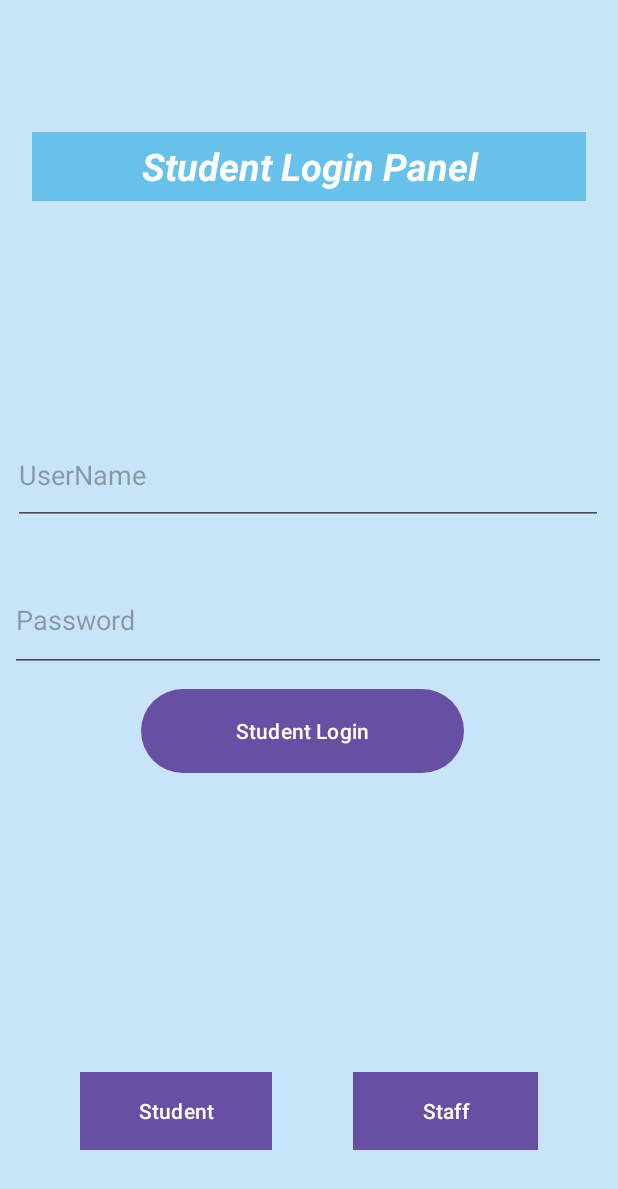
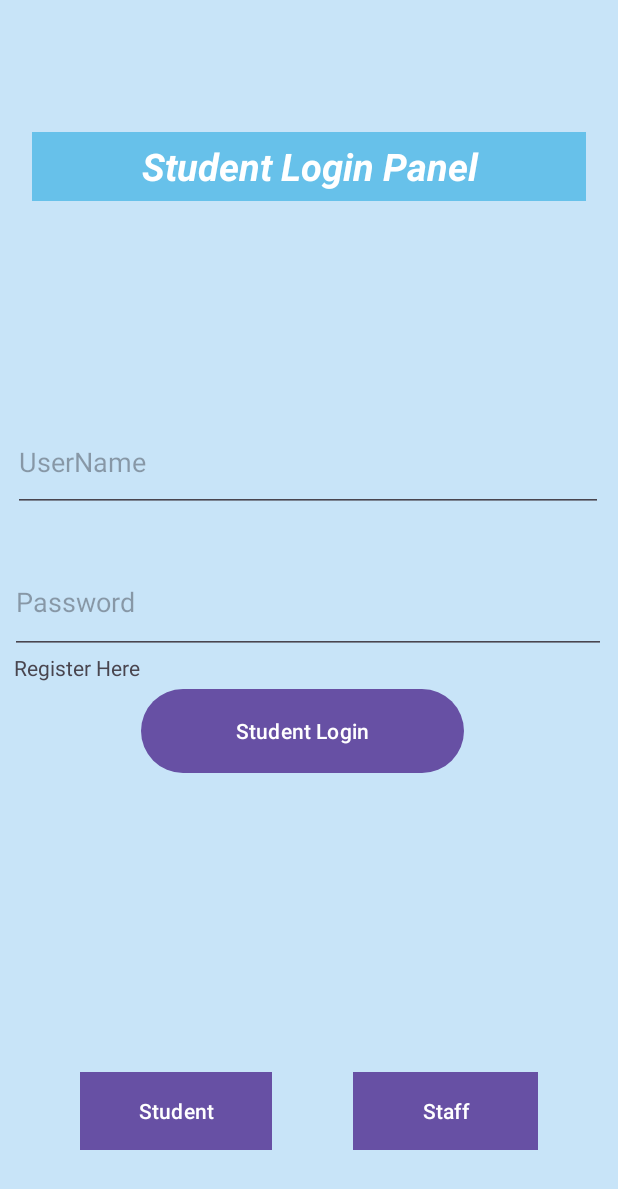
Before and after one commit to Gopi2312/AndroidFragments, an Android app: the screen it shows after launch (MainActivity), after a tap on "Student", on a phone screen of 412 x 824 dp. Shown: the top 1189 px of the screen. Run offline under Robolectric (Android 15) with nearby library versions, the phone set to English and light mode, and no system bars.

Commit message:
24-10-2023

```diff
--- a/app/src/main/java/com/example/myapplication/FirstFragment.kt
+++ b/app/src/main/java/com/example/myapplication/FirstFragment.kt
@@ -6,12 +6,11 @@ import android.view.LayoutInflater
 import android.view.View
 import android.view.ViewGroup
 import androidx.fragment.app.Fragment
-import androidx.fragment.app.viewModels
-import androidx.lifecycle.ViewModel
+import androidx.fragment.app.activityViewModels
 import com.example.myapplication.databinding.FragmentFirstBinding
 
 class FirstFragment : Fragment() {
-    private val viewModel : LoginViewModel by viewModels()
+    private val viewModel : LoginViewModel by activityViewModels()
     private var _binding: FragmentFirstBinding? = null
 
     private val binding get() = _binding!!
@@ -42,6 +41,13 @@ class FirstFragment : Fragment() {
             binding.studentUserName.text.clear()
             binding.studentPassword.text.clear()
         }
+        binding.Register.setOnClickListener{
+            parentFragmentManager.beginTransaction().apply {
+                replace(R.id.fragmentContainerView,RegisterFragment())
+                addToBackStack(null)
+                commit()
+            }
+        }
     }
 
     override fun onDestroyView() {
--- a/app/src/main/java/com/example/myapplication/LoginViewModel.kt
+++ b/app/src/main/java/com/example/myapplication/LoginViewModel.kt
@@ -1,13 +1,14 @@
 package com.example.myapplication
 
+import androidx.lifecycle.MutableLiveData
 import androidx.lifecycle.ViewModel
 import kotlin.reflect.KProperty
 
 class LoginViewModel: ViewModel() {
-    lateinit var userName:String
+    var userName: String? = null
     private lateinit var password : String
     fun getValue(username:String,passwords:String){
         userName = username
-        password= passwords
+        password = passwords
     }
 }
--- /dev/null
+++ b/app/src/main/java/com/example/myapplication/RegisterFragment.kt
@@ -0,0 +1,6 @@
+package com.example.myapplication
+
+import androidx.fragment.app.Fragment
+
+class RegisterFragment : Fragment(R.layout.register_fragment) {
+}
--- a/app/src/main/res/layout/activity_main.xml
+++ b/app/src/main/res/layout/activity_main.xml
@@ -83,4 +83,5 @@
         app:layout_constraintStart_toStartOf="parent"
         app:layout_constraintTop_toTopOf="@+id/fragmentContainerView"
         app:layout_constraintVertical_bias="0.515" />
+
 </androidx.constraintlayout.widget.ConstraintLayout>
--- a/app/src/main/res/layout/fragment_first.xml
+++ b/app/src/main/res/layout/fragment_first.xml
@@ -28,10 +28,10 @@
         android:inputType="textPassword"
         app:layout_constraintBottom_toBottomOf="parent"
         app:layout_constraintEnd_toEndOf="parent"
-        app:layout_constraintHorizontal_bias="0.455"
+        app:layout_constraintHorizontal_bias="0.467"
         app:layout_constraintStart_toStartOf="parent"
         app:layout_constraintTop_toTopOf="parent"
-        app:layout_constraintVertical_bias="0.439" />
+        app:layout_constraintVertical_bias="0.409" />
 
     <Button
         android:id="@+id/studentLogin"
@@ -44,4 +44,16 @@
         app:layout_constraintStart_toStartOf="parent"
         app:layout_constraintTop_toTopOf="parent"
         app:layout_constraintVertical_bias="0.621" />
+
+    <TextView
+        android:id="@+id/Register"
+        android:layout_width="392dp"
+        android:layout_height="37dp"
+        android:text="Register Here"
+        app:layout_constraintBottom_toBottomOf="parent"
+        app:layout_constraintEnd_toEndOf="parent"
+        app:layout_constraintHorizontal_bias="0.46"
+        app:layout_constraintStart_toStartOf="parent"
+        app:layout_constraintTop_toTopOf="parent"
+        app:layout_constraintVertical_bias="0.536" />
 </androidx.constraintlayout.widget.ConstraintLayout>
```
Also changed, not shown: app/src/main/java/com/example/myapplication/WelcomeFragment.kt (+3 -10 lines), app/src/main/res/layout/register_fragment.xml (added, +72 -0 lines).
